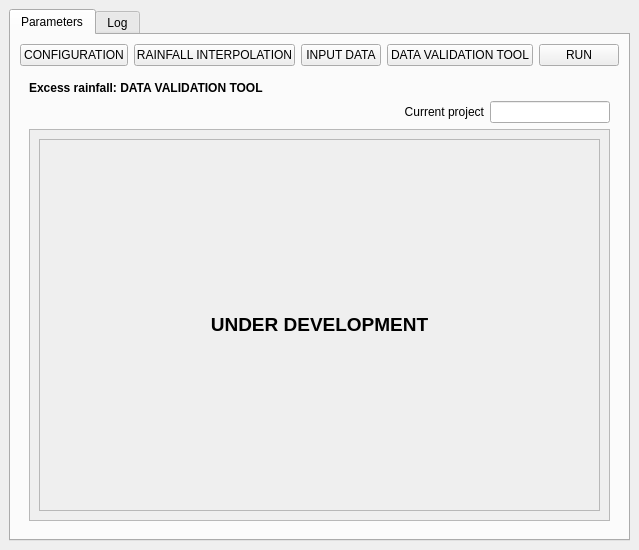
This is hidroPixel_dialog_exec_rainfall.ui in J1Vitor/HidroPixel_test as Qt 5 draws it before an edit. The edited form follows.
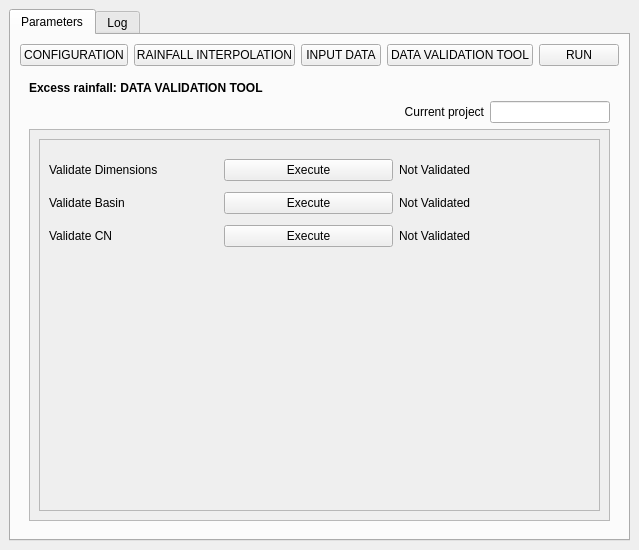
This is the edited form. The open tabs and pages were chosen to show the change. Icons and pictures are not drawn.

Patch:
```diff
--- a/hidroPixel_dialog_exec_rainfall.ui
+++ b/hidroPixel_dialog_exec_rainfall.ui
@@ -1688,28 +1688,267 @@
                 <rect>
                  <x>0</x>
                  <y>0</y>
-                 <width>258</width>
-                 <height>61</height>
+                 <width>577</width>
+                 <height>390</height>
                 </rect>
                </property>
                <layout class="QGridLayout" name="gridLayout_30">
                 <item row="0" column="0">
-                 <widget class="QFrame" name="frame_6">
-                  <property name="frameShape">
-                   <enum>QFrame::StyledPanel</enum>
+                 <widget class="QScrollArea" name="scrollArea_7">
+                  <property name="widgetResizable">
+                   <bool>true</bool>
                   </property>
-                  <property name="frameShadow">
-                   <enum>QFrame::Raised</enum>
-                  </property>
-                  <layout class="QGridLayout" name="gridLayout_31">
-                   <item row="0" column="0">
-                    <widget class="QLabel" name="label_46">
-                     <property name="text">
-                      <string>&lt;html&gt;&lt;head/&gt;&lt;body&gt;&lt;p align=&quot;center&quot;&gt;&lt;span style=&quot; font-size:14pt; font-weight:700;&quot;&gt;UNDER DEVELOPMENT&lt;/span&gt;&lt;/p&gt;&lt;/body&gt;&lt;/html&gt;</string>
-                     </property>
-                    </widget>
-                   </item>
-                  </layout>
+                  <widget class="QWidget" name="scrollAreaWidgetContents_7">
+                   <property name="geometry">
+                    <rect>
+                     <x>0</x>
+                     <y>0</y>
+                     <width>557</width>
+                     <height>370</height>
+                    </rect>
+                   </property>
+                   <layout class="QGridLayout" name="gridLayout_28">
+                    <item row="1" column="0">
+                     <layout class="QGridLayout" name="gridLayout_27">
+                      <item row="1" column="1">
+                       <spacer name="verticalSpacer_19">
+                        <property name="orientation">
+                         <enum>Qt::Vertical</enum>
+                        </property>
+                        <property name="sizeType">
+                         <enum>QSizePolicy::Fixed</enum>
+                        </property>
+                        <property name="sizeHint" stdset="0">
+                         <size>
+                          <width>20</width>
+                          <height>5</height>
+                         </size>
+                        </property>
+                       </spacer>
+                      </item>
+                      <item row="4" column="2">
+                       <widget class="QLabel" name="label_41">
+                        <property name="text">
+                         <string>Not Validated</string>
+                        </property>
+                       </widget>
+                      </item>
+                      <item row="2" column="1">
+                       <widget class="QPushButton" name="btn2_pg_4">
+                        <property name="text">
+                         <string>Execute</string>
+                        </property>
+                       </widget>
+                      </item>
+                      <item row="4" column="1">
+                       <widget class="QPushButton" name="btn3_pg_4">
+                        <property name="text">
+                         <string>Execute</string>
+                        </property>
+                       </widget>
+                      </item>
+                      <item row="0" column="3">
+                       <widget class="QLabel" name="label_67">
+                        <property name="sizePolicy">
+                         <sizepolicy hsizetype="Expanding" vsizetype="Preferred">
+                          <horstretch>0</horstretch>
+                          <verstretch>0</verstretch>
+                         </sizepolicy>
+                        </property>
+                        <property name="minimumSize">
+                         <size>
+                          <width>16</width>
+                          <height>16</height>
+                         </size>
+                        </property>
+                        <property name="maximumSize">
+                         <size>
+                          <width>16</width>
+                          <height>16</height>
+                         </size>
+                        </property>
+                        <property name="toolTip">
+                         <string>&lt;html&gt;&lt;head/&gt;&lt;body&gt;&lt;p&gt;&lt;a name=&quot;docs-internal-guid-372aab53-7fff-03c7-6aa3-fdf691a2b1a0&quot;/&gt;&lt;span style=&quot; font-family:'Arial','sans-serif'; color:#000000; background-color:transparent;&quot;&gt;C&lt;/span&gt;&lt;span style=&quot; font-family:'Arial','sans-serif'; color:#000000; background-color:transparent;&quot;&gt;hecks whether all input rasters have the same extent and spatial resolution.&lt;/span&gt;&lt;/p&gt;&lt;/body&gt;&lt;/html&gt;</string>
+                        </property>
+                        <property name="whatsThis">
+                         <string>&lt;html&gt;&lt;head/&gt;&lt;body&gt;&lt;p&gt;Add the description or function of the object&lt;/p&gt;&lt;/body&gt;&lt;/html&gt;</string>
+                        </property>
+                        <property name="text">
+                         <string/>
+                        </property>
+                        <property name="pixmap">
+                         <pixmap resource="resources.qrc">:/plugins/hidroPixel/icons/icons/info(2).png</pixmap>
+                        </property>
+                        <property name="scaledContents">
+                         <bool>true</bool>
+                        </property>
+                       </widget>
+                      </item>
+                      <item row="0" column="0">
+                       <widget class="QLabel" name="label_23">
+                        <property name="text">
+                         <string>Validate Dimensions</string>
+                        </property>
+                       </widget>
+                      </item>
+                      <item row="0" column="1">
+                       <widget class="QPushButton" name="btn1_pg_4">
+                        <property name="text">
+                         <string>Execute</string>
+                        </property>
+                       </widget>
+                      </item>
+                      <item row="4" column="3">
+                       <widget class="QLabel" name="label_69">
+                        <property name="sizePolicy">
+                         <sizepolicy hsizetype="Expanding" vsizetype="Preferred">
+                          <horstretch>0</horstretch>
+                          <verstretch>0</verstretch>
+                         </sizepolicy>
+                        </property>
+                        <property name="minimumSize">
+                         <size>
+                          <width>16</width>
+                          <height>16</height>
+                         </size>
+                        </property>
+                        <property name="maximumSize">
+                         <size>
+                          <width>16</width>
+                          <height>16</height>
+                         </size>
+                        </property>
+                        <property name="toolTip">
+                         <string>&lt;html&gt;&lt;head/&gt;&lt;body&gt;&lt;p&gt;Checks if the CN raster values not null and less than or equal to 100.&lt;/p&gt;&lt;/body&gt;&lt;/html&gt;</string>
+                        </property>
+                        <property name="whatsThis">
+                         <string>&lt;html&gt;&lt;head/&gt;&lt;body&gt;&lt;p&gt;Add the description or function of the object&lt;/p&gt;&lt;/body&gt;&lt;/html&gt;</string>
+                        </property>
+                        <property name="text">
+                         <string/>
+                        </property>
+                        <property name="pixmap">
+                         <pixmap resource="resources.qrc">:/plugins/hidroPixel/icons/icons/info(2).png</pixmap>
+                        </property>
+                        <property name="scaledContents">
+                         <bool>true</bool>
+                        </property>
+                       </widget>
+                      </item>
+                      <item row="4" column="0">
+                       <widget class="QLabel" name="label_24">
+                        <property name="text">
+                         <string>Validate CN</string>
+                        </property>
+                       </widget>
+                      </item>
+                      <item row="0" column="2">
+                       <widget class="QLabel" name="label_46">
+                        <property name="text">
+                         <string>Not Validated</string>
+                        </property>
+                       </widget>
+                      </item>
+                      <item row="3" column="1">
+                       <spacer name="verticalSpacer_21">
+                        <property name="orientation">
+                         <enum>Qt::Vertical</enum>
+                        </property>
+                        <property name="sizeType">
+                         <enum>QSizePolicy::Fixed</enum>
+                        </property>
+                        <property name="sizeHint" stdset="0">
+                         <size>
+                          <width>20</width>
+                          <height>5</height>
+                         </size>
+                        </property>
+                       </spacer>
+                      </item>
+                      <item row="2" column="0">
+                       <widget class="QLabel" name="label_44">
+                        <property name="text">
+                         <string>Validate Basin</string>
+                        </property>
+                       </widget>
+                      </item>
+                      <item row="2" column="2">
+                       <widget class="QLabel" name="label_45">
+                        <property name="text">
+                         <string>Not Validated</string>
+                        </property>
+                       </widget>
+                      </item>
+                      <item row="2" column="3">
+                       <widget class="QLabel" name="label_68">
+                        <property name="sizePolicy">
+                         <sizepolicy hsizetype="Expanding" vsizetype="Preferred">
+                          <horstretch>0</horstretch>
+                          <verstretch>0</verstretch>
+                         </sizepolicy>
+                        </property>
+                        <property name="minimumSize">
+                         <size>
+                          <width>16</width>
+                          <height>16</height>
+                         </size>
+                        </property>
+                        <property name="maximumSize">
+                         <size>
+                          <width>16</width>
+                          <height>16</height>
+                         </size>
+                        </property>
+                        <property name="toolTip">
+                         <string>&lt;html&gt;&lt;head/&gt;&lt;body&gt;&lt;p&gt;&lt;a name=&quot;docs-internal-guid-85afc841-7fff-625c-47f8-61e30547f16c&quot;/&gt;&lt;span style=&quot; font-family:'Arial','sans-serif'; color:#000000; background-color:transparent;&quot;&gt;C&lt;/span&gt;&lt;span style=&quot; font-family:'Arial','sans-serif'; color:#000000; background-color:transparent;&quot;&gt;hecks if the watershed raster is valid.&lt;/span&gt;&lt;/p&gt;&lt;/body&gt;&lt;/html&gt;</string>
+                        </property>
+                        <property name="whatsThis">
+                         <string>&lt;html&gt;&lt;head/&gt;&lt;body&gt;&lt;p&gt;Add the description or function of the object&lt;/p&gt;&lt;/body&gt;&lt;/html&gt;</string>
+                        </property>
+                        <property name="text">
+                         <string/>
+                        </property>
+                        <property name="pixmap">
+                         <pixmap resource="resources.qrc">:/plugins/hidroPixel/icons/icons/info(2).png</pixmap>
+                        </property>
+                        <property name="scaledContents">
+                         <bool>true</bool>
+                        </property>
+                       </widget>
+                      </item>
+                     </layout>
+                    </item>
+                    <item row="2" column="0">
+                     <spacer name="verticalSpacer_16">
+                      <property name="orientation">
+                       <enum>Qt::Vertical</enum>
+                      </property>
+                      <property name="sizeHint" stdset="0">
+                       <size>
+                        <width>20</width>
+                        <height>40</height>
+                       </size>
+                      </property>
+                     </spacer>
+                    </item>
+                    <item row="0" column="0">
+                     <spacer name="verticalSpacer_18">
+                      <property name="orientation">
+                       <enum>Qt::Vertical</enum>
+                      </property>
+                      <property name="sizeType">
+                       <enum>QSizePolicy::Fixed</enum>
+                      </property>
+                      <property name="sizeHint" stdset="0">
+                       <size>
+                        <width>20</width>
+                        <height>10</height>
+                       </size>
+                      </property>
+                     </spacer>
+                    </item>
+                   </layout>
+                  </widget>
                  </widget>
                 </item>
                </layout>
```
Left out of the diff: 9 changed lines with no effect on the pictures.
